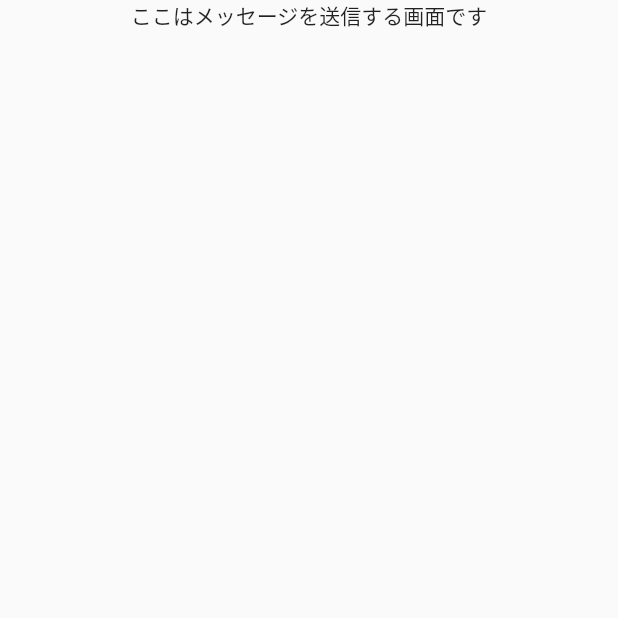
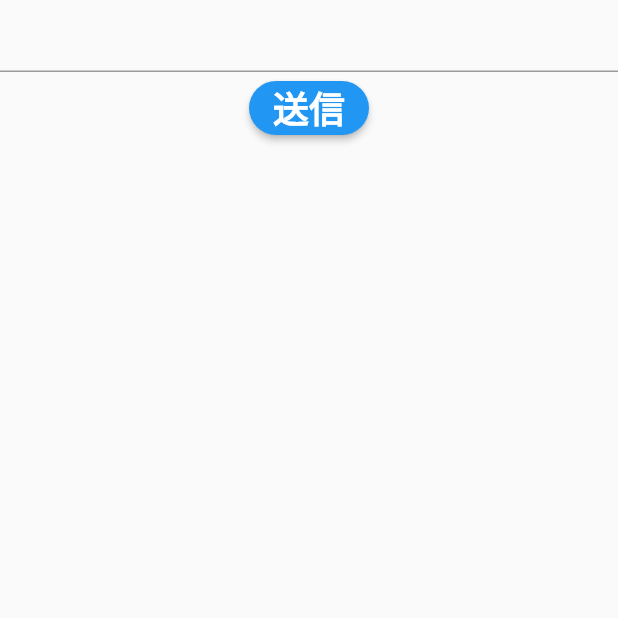
Before and after one commit to schezo817/blockposts, a Flutter app: the screen it shows after launch, after a tap on the "add" icon, after a tap on "MetaMaskに連携", on a phone screen of 412 x 824 dp, the top half of it. Run offline on Flutter 3.47's test engine with Material 2 defaults, Android fonts, the phone set to English and light mode, and no system bars; our stand-ins replace flutter_riverpod, go_router; missing offline and left inert: flutter_web3.

Commit message:
message画面の実装

```diff
--- a/blockposts_frontend/lib/scenes/login_view.dart
+++ b/blockposts_frontend/lib/scenes/login_view.dart
@@ -22,11 +22,7 @@ class _LoginViewState extends ConsumerState<LoginView> {
       },
       child: Scaffold(
         body: Center(
-          child: Column(children: <Widget>[
-            Text(
-              "ここはログインをする画面です",
-            ),
-            ElevatedButton(
+          child: ElevatedButton(
             style: ElevatedButton.styleFrom(
               backgroundColor: Colors.blue,
               shape: const StadiumBorder(),
@@ -45,7 +41,6 @@ class _LoginViewState extends ConsumerState<LoginView> {
               GoRouter.of(context).go('/message');
             },
           ),
-          ]),
         ),
       ),
     );
--- a/blockposts_frontend/lib/scenes/message_view.dart
+++ b/blockposts_frontend/lib/scenes/message_view.dart
@@ -12,6 +12,7 @@ class MessageView extends ConsumerStatefulWidget {
 
 //Metamask連携を行うボタンを配置する
 class _MessageViewState extends ConsumerState<MessageView> {
+  var sendMessage = "";
   @override
   Widget build(BuildContext context) {
     return WillPopScope(
@@ -21,8 +22,33 @@ class _MessageViewState extends ConsumerState<MessageView> {
       child: Scaffold(
         body: Center(
           child: Column(children: <Widget>[
-            Text(
-              "ここはメッセージを送信する画面です",
+            TextFormField(
+              controller: TextEditingController(text: sendMessage),
+              maxLines: 1,
+              style: const TextStyle(
+                color: Colors.black,
+                overflow: TextOverflow.ellipsis,
+              ),
+              onChanged: (text) {
+                sendMessage = text;
+              },
+            ),
+            ElevatedButton(
+              style: ElevatedButton.styleFrom(
+                backgroundColor: Colors.blue,
+                shape: const StadiumBorder(),
+              ),
+              child: const Text(
+                "送信",
+                style: TextStyle(
+                  fontSize: 24,
+                  fontWeight: FontWeight.bold,
+                  color: Colors.white,
+                ),
+              ),
+              onPressed: () async {
+
+              },
             ),
           ]),
         ),
```
Lines whose indentation alone changed are shown as unchanged.
